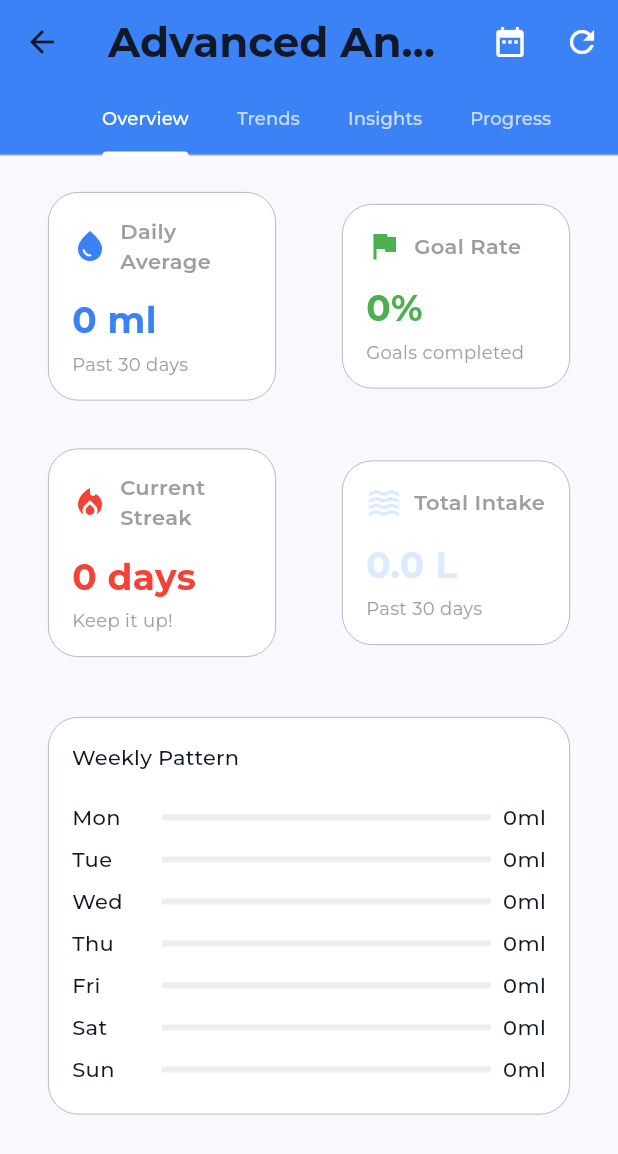
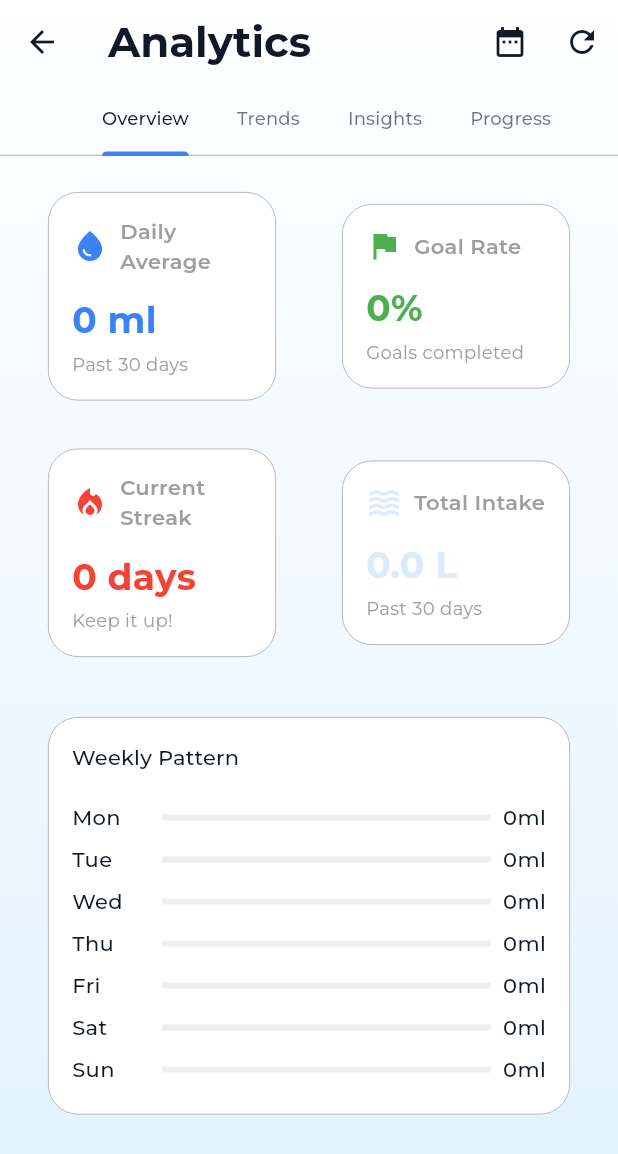
Before and after one commit to FatihHDR/hydrify, a Flutter app: the AnalyticsScreen screen opened directly, on a phone screen of 412 x 824 dp. Shown: the top 1154 px of the screen. Run offline on Flutter 3.47's test engine with Material 3 defaults, Android fonts, the phone set to English and light mode, and no system bars; our stand-ins replace firebase_auth, firebase_core, fl_chart, flutter_local_notifications, google_fonts, google_sign_in and 4 more; accounts and stored records are empty.

Commit message:
feat: Integrate Analytics feature by adding AnalyticsViewModel and updating UI components for enhanced data visualization

```diff
--- a/lib/main.dart
+++ b/lib/main.dart
@@ -9,6 +9,7 @@ import 'viewmodels/profile_viewmodel.dart';
 import 'viewmodels/history_viewmodel.dart';
 import 'viewmodels/auth_viewmodel.dart';
 import 'viewmodels/achievement_viewmodel.dart';
+import 'viewmodels/analytics_viewmodel.dart';
 import 'views/splash_screen.dart';
 import 'utils/app_theme.dart';
 import 'utils/theme_manager.dart';
@@ -32,14 +33,14 @@ class HydrifyApp extends StatelessWidget {
 
   @override
   Widget build(BuildContext context) {
-    return MultiProvider(
-      providers: [
+    return MultiProvider(      providers: [
         ChangeNotifierProvider(create: (_) => ThemeManager()),
         ChangeNotifierProvider(create: (_) => AuthViewModel()),
         ChangeNotifierProvider(create: (_) => HomeViewModel()),
         ChangeNotifierProvider(create: (_) => ProfileViewModel()),
         ChangeNotifierProvider(create: (_) => HistoryViewModel()),
         ChangeNotifierProvider(create: (_) => AchievementViewModel()),
+        ChangeNotifierProvider(create: (_) => AnalyticsViewModel()),
       ],
       child: Consumer<ThemeManager>(
         builder: (context, themeManager, child) {
--- a/lib/views/analytics_screen.dart
+++ b/lib/views/analytics_screen.dart
@@ -2,6 +2,7 @@ import 'package:flutter/material.dart';
 import 'package:provider/provider.dart';
 import '../viewmodels/analytics_viewmodel.dart';
 import '../widgets/analytics_widgets.dart';
+import '../widgets/gradient_background.dart';
 import '../models/analytics_model.dart';
 import '../utils/app_theme.dart';
 
@@ -30,20 +31,20 @@ class _AnalyticsScreenState extends State<AnalyticsScreen>
     _tabController.dispose();
     super.dispose();
   }
-
   @override
   Widget build(BuildContext context) {
-    return Scaffold(
-      appBar: AppBar(
-        title: const Text('Advanced Analytics'),
-        backgroundColor: AppColors.waterBlue,
-        foregroundColor: Colors.white,
-        elevation: 0,
-        bottom: TabBar(
+    return GradientBackground(
+      child: Scaffold(
+        backgroundColor: Colors.transparent,
+        appBar: AppBar(
+          title: const Text('Analytics'),
+          backgroundColor: Colors.transparent,
+          foregroundColor: Theme.of(context).textTheme.titleLarge?.color,
+          elevation: 0,        bottom: TabBar(
           controller: _tabController,
-          indicatorColor: Colors.white,
-          labelColor: Colors.white,
-          unselectedLabelColor: Colors.white70,
+          indicatorColor: AppColors.waterBlue,
+          labelColor: Theme.of(context).textTheme.titleLarge?.color,
+          unselectedLabelColor: Theme.of(context).textTheme.titleLarge?.color?.withOpacity(0.6),
           isScrollable: true,
           tabs: const [
             Tab(text: 'Overview'),
@@ -56,7 +57,7 @@ class _AnalyticsScreenState extends State<AnalyticsScreen>
           Consumer<AnalyticsViewModel>(
             builder: (context, analyticsVM, child) {
               return PopupMenuButton<String>(
-                icon: const Icon(Icons.date_range, color: Colors.white),
+                icon: Icon(Icons.date_range, color: Theme.of(context).textTheme.titleLarge?.color),
                 onSelected: (value) {
                   if (value == 'custom') {
                     _showDateRangePicker(context, analyticsVM);
@@ -107,7 +108,7 @@ class _AnalyticsScreenState extends State<AnalyticsScreen>
             },
           ),
           IconButton(
-            icon: const Icon(Icons.refresh, color: Colors.white),
+            icon: Icon(Icons.refresh, color: Theme.of(context).textTheme.titleLarge?.color),
             onPressed: () {
               Provider.of<AnalyticsViewModel>(context, listen: false)
                   .refreshAnalytics();
@@ -194,10 +195,10 @@ class _AnalyticsScreenState extends State<AnalyticsScreen>
               _buildTrendsTab(analyticsVM),
               _buildInsightsTab(analyticsVM),
               _buildProgressTab(analyticsVM),
-            ],
-          );
+            ],          );
         },
-      ),
+      )
+      ), // Close GradientBackground
     );
   }
 
```
Also changed, not shown: lib/views/debug_screen.dart (+20 -0 lines), lib/widgets/achievement_widgets.dart (+16 -18 lines).
